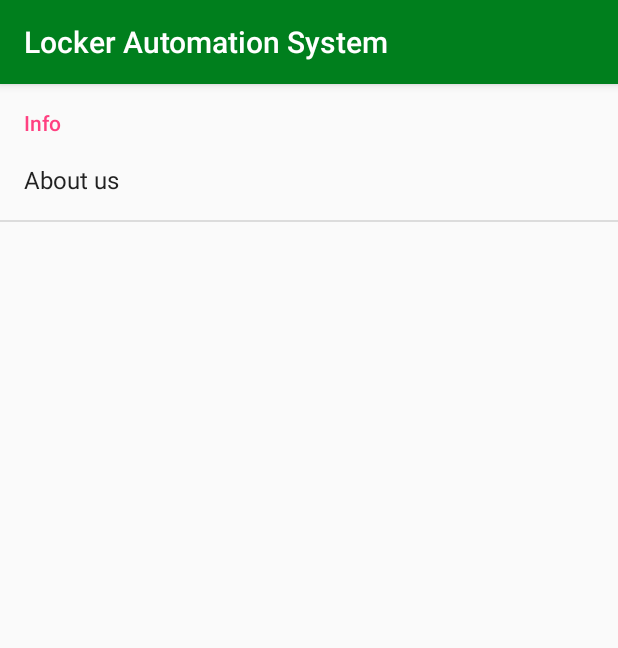
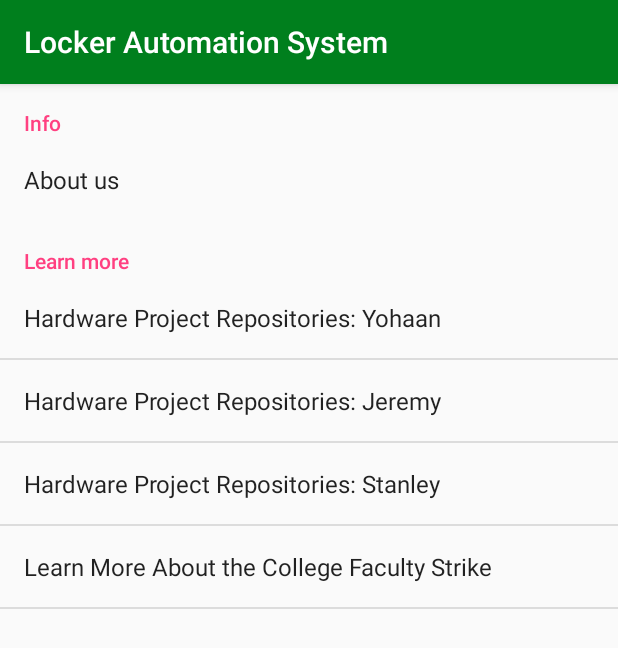
Before and after one commit to StanGo25/LockerAutomation, an Android app: the fragment SettingsFragment shown on its own in the app's theme, on a phone screen of 412 x 824 dp. Shown: the top 648 px of the screen. Run offline under Robolectric (Android 15) with nearby library versions, the phone set to English and light mode, and no system bars.

Commit message:
Updated Settings

```diff
--- a/src/main/java/ca/goldenphoenicks/lockerauto/sqlite/DatabaseHandler.java
+++ b/src/main/java/ca/goldenphoenicks/lockerauto/sqlite/DatabaseHandler.java
@@ -60,5 +60,5 @@ public class DatabaseHandler extends SQLiteOpenHelper {
         onCreate(db);
     }
 
-    void
+
 }
--- a/src/main/res/xml/preferences.xml
+++ b/src/main/res/xml/preferences.xml
@@ -6,7 +6,31 @@
         <Preference
             android:title="About us">
             <intent android:action="android.intent.action.VIEW"
-                android:data="http://www.google.ca"/>
+                android:data="https://github.com/StanGo25/LockerAutomation"/>
+        </Preference>
+    </PreferenceCategory>
+    <PreferenceCategory
+        android:title="Learn more"
+        android:persistent="false">
+        <Preference
+            android:title="Hardware Project Repositories: Yohaan">
+            <intent android:action="android.intent.action.VIEW"
+            android:data="https://yohaana.github.io/DCMotor/"/>
+        </Preference>
+        <Preference
+            android:title="Hardware Project Repositories: Jeremy">
+            <intent android:action="android.intent.action.VIEW"
+                android:data="https://think430.github.io/MagLock/"/>
+        </Preference>
+        <Preference
+            android:title="Hardware Project Repositories: Stanley">
+            <intent android:action="android.intent.action.VIEW"
+                android:data="https://stango25.github.io/Display/"/>
+        </Preference>
+        <Preference
+            android:title="Learn More About the College Faculty Strike">
+            <intent android:action="android.intent.action.VIEW"
+                android:data="https://six0four.github.io/StudentSenseHat/"/>
         </Preference>
     </PreferenceCategory>
 </PreferenceScreen>
```
Also changed, not shown: 19 other files.
